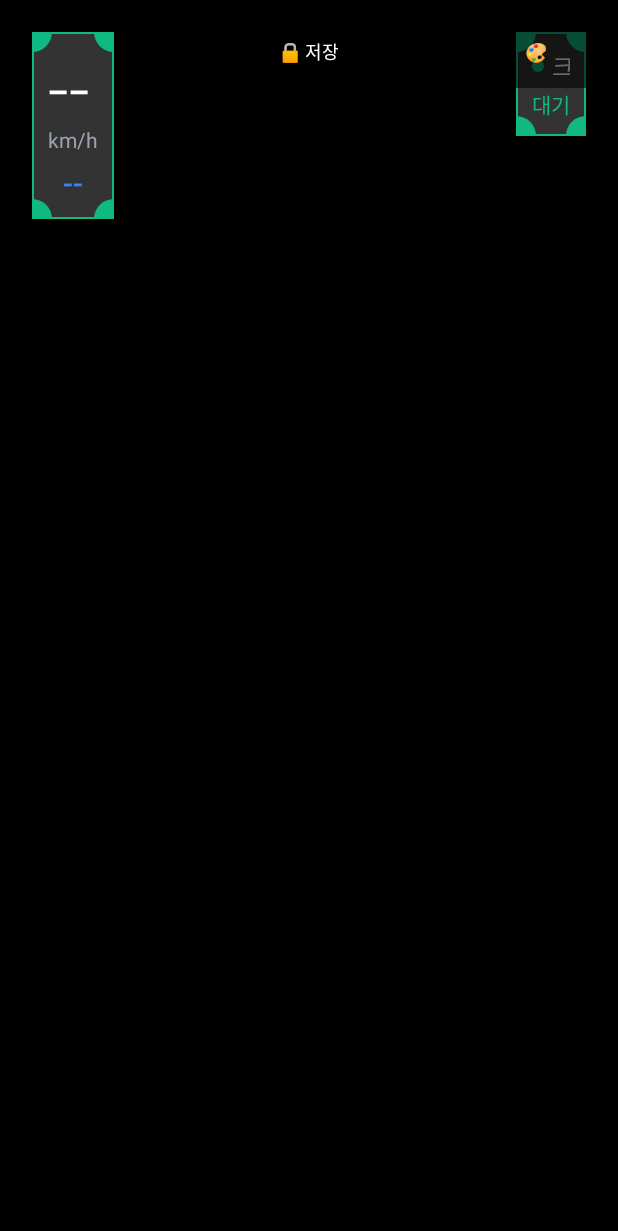
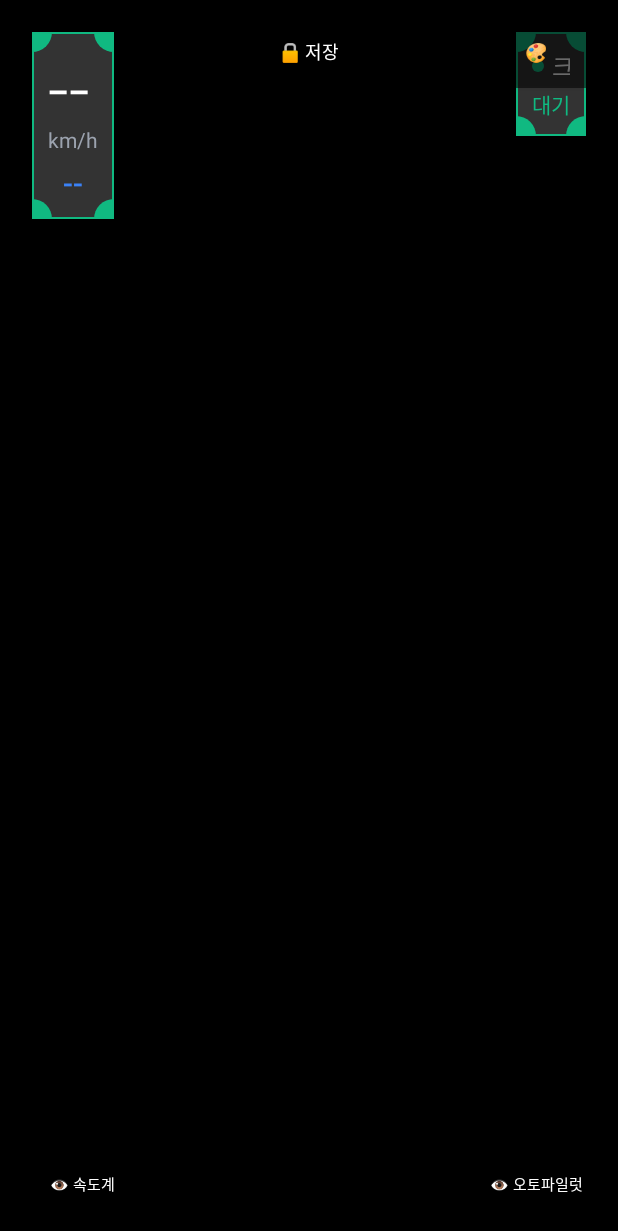
Before and after one commit to jominki354/CarrotView, an Android app: the EditableDashboardActivity screen opened directly, with no data from a screen before it, after a tap on "🔓 편집", on a phone screen of 412 x 824 dp. Shown: the top 1231 px of the screen. Run offline under Robolectric (Android 15) with nearby library versions, the phone set to English and light mode, and no system bars.

Commit message:
Complete Phase 2: Add pinch-to-scale, visibility toggle buttons, and snap guides

```diff
--- a/app/src/main/java/com/carrotpilot/carrotview/ui/EditableDashboardActivity.kt
+++ b/app/src/main/java/com/carrotpilot/carrotview/ui/EditableDashboardActivity.kt
@@ -151,7 +151,56 @@ class EditableDashboardActivity : AppCompatActivity() {
         }
         rootLayout.addView(layoutManagerButton)
 
+        // 표시/숨김 토글 버튼들 (편집 모드에서만 표시)
+        createVisibilityToggleButtons()
+
         setContentView(rootLayout)
+    }
+
+    private fun createVisibilityToggleButtons() {
+        // 속도계 표시/숨김 버튼
+        val speedToggleButton = Button(this).apply {
+            text = "👁️ 속도계"
+            textSize = 10f
+            setBackgroundColor(0x88000000.toInt())
+            setTextColor(Color.WHITE)
+            layoutParams = FrameLayout.LayoutParams(
+                FrameLayout.LayoutParams.WRAP_CONTENT,
+                FrameLayout.LayoutParams.WRAP_CONTENT
+            ).apply {
+                gravity = Gravity.START or Gravity.BOTTOM
+                setMargins(16, 0, 0, 16)
+            }
+            visibility = android.view.View.GONE
+            tag = "visibility_toggle"
+            setOnClickListener {
+                speedometer.toggleVisibility()
+                text = if (speedometer.visibility == android.view.View.VISIBLE) "👁️ 속도계" else "👁️‍🗨️ 속도계"
+            }
+        }
+        rootLayout.addView(speedToggleButton)
+
+        // 오토파일럿 표시/숨김 버튼
+        val autopilotToggleButton = Button(this).apply {
+            text = "👁️ 오토파일럿"
+            textSize = 10f
+            setBackgroundColor(0x88000000.toInt())
+            setTextColor(Color.WHITE)
+            layoutParams = FrameLayout.LayoutParams(
+                FrameLayout.LayoutParams.WRAP_CONTENT,
+                FrameLayout.LayoutParams.WRAP_CONTENT
+            ).apply {
+                gravity = Gravity.END or Gravity.BOTTOM
+                setMargins(0, 0, 16, 16)
+            }
+            visibility = android.view.View.GONE
+            tag = "visibility_toggle"
+            setOnClickListener {
+                autopilotStatus.toggleVisibility()
+                text = if (autopilotStatus.visibility == android.view.View.VISIBLE) "👁️ 오토파일럿" else "👁️‍🗨️ 오토파일럿"
+            }
+        }
+        rootLayout.addView(autopilotToggleButton)
     }
 
     private fun toggleEditMode() {
@@ -161,11 +210,19 @@ class EditableDashboardActivity : AppCompatActivity() {
         speedometer.isEditMode = isEditMode
         autopilotStatus.isEditMode = isEditMode
 
+        // 표시/숨김 토글 버튼들 표시/숨김
+        for (i in 0 until rootLayout.childCount) {
+            val child = rootLayout.getChildAt(i)
+            if (child.tag == "visibility_toggle") {
+                child.visibility = if (isEditMode) android.view.View.VISIBLE else android.view.View.GONE
+            }
+        }
+
         // 버튼 텍스트 변경
         editModeButton.text = if (isEditMode) "🔒 저장" else "🔓 편집"
 
         if (isEditMode) {
-            Toast.makeText(this, "편집 모드: 컴포넌트를 드래그하세요", Toast.LENGTH_SHORT).show()
+            Toast.makeText(this, "편집 모드: 드래그/핀치/토글 가능", Toast.LENGTH_SHORT).show()
         } else {
             // 레이아웃 저장
             saveLayout()
```
Also changed, not shown: app/src/main/java/com/carrotpilot/carrotview/ui/components/DraggableUIComponent.kt (+92 -4 lines).
